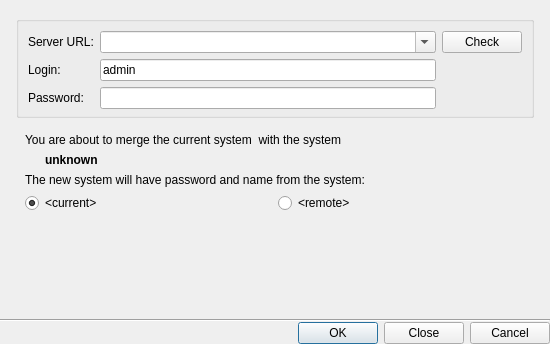
First picture: the form in client/libclient/src/ui/dialogs/merge_systems_dialog.ui, repository networkoptix/nx_open, before the edit.
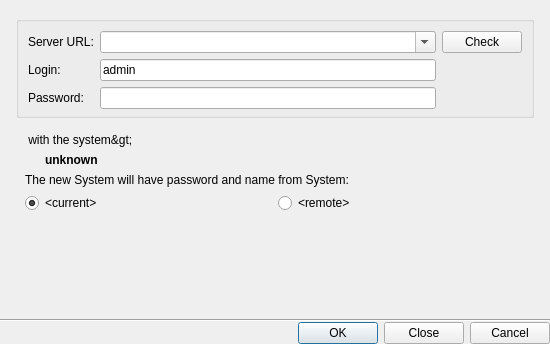
Second picture: the form after the edit. Custom widgets are drawn as their Qt base class.

Commit message:
Translations strings fix: system -> System
<==== Mercurial data ====>
Branch: dev_3.0.0_gui

```diff
--- a/client/libclient/src/ui/dialogs/merge_systems_dialog.ui
+++ b/client/libclient/src/ui/dialogs/merge_systems_dialog.ui
@@ -144,7 +144,7 @@
           <item>
            <widget class="QLabel" name="currentSystemLabel">
             <property name="text">
-             <string notr="true">You are about to merge the current system &lt;system name&gt; with the system</string>
+             <string notr="true">&lt;You are about to merge the current system &lt;system name&gt; with the system&gt;</string>
             </property>
            </widget>
           </item>
@@ -167,7 +167,7 @@
           <item>
            <widget class="QLabel" name="newSystemLabel">
             <property name="text">
-             <string>The new system will have password and name from the system:</string>
+             <string>The new System will have password and name from System:</string>
             </property>
            </widget>
           </item>
```
The commit also changes 25 other files.
